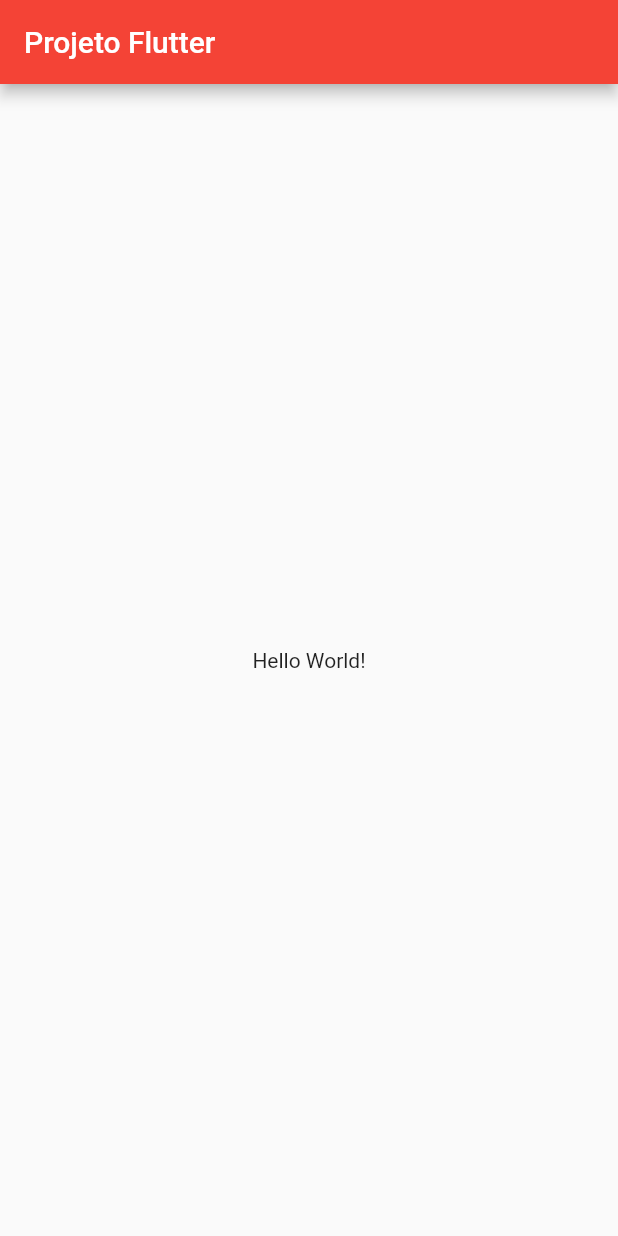
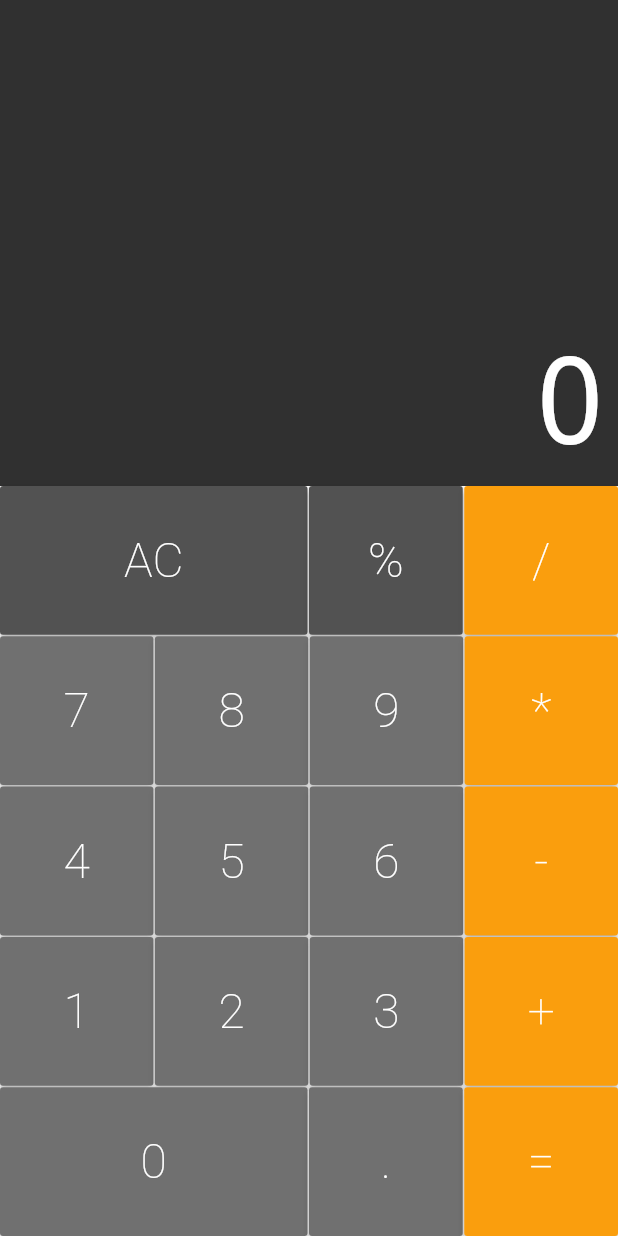
Before and after one commit to felipen92/projeto_flutter, a Flutter app: the screen it shows after launch, on a phone screen of 412 x 824 dp. Run offline on Flutter 3.47's test engine with Material 2 defaults, Android fonts, the phone set to English and light mode, and no system bars; drawn by our look-alikes of auto_size_text.

Commit message:
Adicionando implementação da calculadora

```diff
--- /dev/null
+++ b/lib/components/button.dart
@@ -0,0 +1,53 @@
+import 'package:flutter/material.dart';
+
+class Button extends StatelessWidget {
+  static const DARK = Color.fromRGBO(82, 82, 82, 1);
+  static const DEFAULT = Color.fromRGBO(112, 112, 112, 1);
+  static const OPERATION = Color.fromRGBO(250, 158, 13, 1);
+
+  final String text;
+  final bool big;
+  final Color color;
+  final void Function(String) cb;
+
+
+  Button({
+    @required this.text,
+    this.big = false,
+    this.color = DEFAULT,
+    @required this.cb,
+  });
+
+    Button.big({
+    @required this.text,
+    this.big = true,
+    this.color = DEFAULT,
+    @required this.cb,
+  });
+
+    Button.operation({
+    @required this.text,
+    this.big = false,
+    this.color = OPERATION,
+    @required this.cb,
+  });
+
+  @override
+  Widget build(BuildContext context) {
+    return Expanded(
+      flex: big ? 2 : 1,
+      child: RaisedButton(
+        color: this.color,
+        child: Text(
+          text,
+          style: TextStyle(
+            color: Colors.white,
+            fontSize: 32,
+            fontWeight: FontWeight.w200,
+          ),
+          ),
+        onPressed: () => cb(text),
+      ),
+    );
+  }
+}
--- /dev/null
+++ b/lib/components/button_row.dart
@@ -0,0 +1,22 @@
+import 'package:flutter/material.dart';
+import 'button.dart';
+
+class ButtonRow extends StatelessWidget {
+  final List<Button> buttons;
+
+  ButtonRow(this.buttons);
+
+  @override
+  Widget build(BuildContext context) {
+    return Expanded(
+      flex: 1,
+      child: Row(
+        crossAxisAlignment: CrossAxisAlignment.stretch,
+        children: buttons.fold(<Widget>[], (list, b){
+        list.isEmpty ? list.add(b) : list.addAll([SizedBox(width: 1), b]);
+        return list;
+        }),
+      ),
+    );
+  }
+}
--- /dev/null
+++ b/lib/components/display.dart
@@ -0,0 +1,40 @@
+import 'package:flutter/material.dart';
+import 'package:auto_size_text/auto_size_text.dart';
+
+class Display extends StatelessWidget {
+  final String text;
+
+  Display(this.text);
+
+  @override
+  Widget build(BuildContext context) {
+    return Expanded(
+      flex: 1,
+      child: Container(
+        color: Color.fromRGBO(48, 48, 48, 1),
+        child: Column(
+          mainAxisAlignment: MainAxisAlignment.end,
+          crossAxisAlignment: CrossAxisAlignment.stretch,
+          children: <Widget>[
+            Padding(
+              padding: const EdgeInsets.all(8.0),
+              child: AutoSizeText(
+                text,
+                minFontSize: 20,
+                maxFontSize: 80,
+                maxLines: 1,
+                textAlign: TextAlign.end,
+                style: TextStyle(
+                  fontWeight: FontWeight.w100,
+                  decoration:  TextDecoration.none,
+                  fontSize: 80,
+                  color: Colors.white,
+                ),
+                ),
+            )
+          ]
+        )
+      )
+    );
+  }
+}
--- /dev/null
+++ b/lib/components/keyboard.dart
@@ -0,0 +1,54 @@
+import 'package:flutter/material.dart';
+import 'package:projeto_flutter/components/button_row.dart';
+import 'button.dart';
+import 'button.dart';
+
+class Keyboard extends StatelessWidget {
+
+  final void Function(String) cb;
+
+  Keyboard(this.cb);
+
+  @override
+  Widget build(BuildContext context) {
+    return Container(
+      height: 500,
+      child: Column(
+        children: <Widget>[
+          ButtonRow([
+            Button.big(text: 'AC', color: Button.DARK, cb: cb),
+            Button(text: '%',  color: Button.DARK, cb: cb),
+            Button.operation(text: '/', cb: cb),
+          ]),
+          SizedBox(height: 1),
+          ButtonRow([
+            Button(text: '7', cb: cb),
+            Button(text: '8', cb: cb),
+            Button(text: '9', cb: cb),
+            Button.operation(text: '*', cb: cb),
+          ]),
+          SizedBox(height: 1),
+          ButtonRow([
+            Button(text: '4', cb: cb),
+            Button(text: '5', cb: cb),
+            Button(text: '6', cb: cb),
+            Button.operation(text: '-', cb: cb),
+          ]),
+          SizedBox(height: 1),
+          ButtonRow([
+            Button(text: '1', cb: cb),
+            Button(text: '2', cb: cb),
+            Button(text: '3', cb: cb),
+            Button.operation(text: '+', cb: cb),
+          ]),
+          SizedBox(height: 1),
+          ButtonRow([
+            Button.big(text: '0', cb: cb),
+            Button(text: '.', cb: cb),
+            Button.operation(text: '=', cb: cb),
+          ]),
+        ]
+      ),
+    );
+  }
+}
--- a/lib/main.dart
+++ b/lib/main.dart
@@ -1,111 +1,5 @@
 import 'package:flutter/material.dart';
+import 'package:projeto_flutter/screens/calculator.dart';
 
-void main() => runApp(MyApp());
 
-class MyApp extends StatelessWidget {
-  // This widget is the root of your application.
-  @override
-  Widget build(BuildContext context) {
-    return MaterialApp(
-      title: 'Flutter Demo',
-      theme: ThemeData(
-        // This is the theme of your application.
-        //
-        // Try running your application with "flutter run". You'll see the
-        // application has a blue toolbar. Then, without quitting the app, try
-        // changing the primarySwatch below to Colors.green and then invoke
-        // "hot reload" (press "r" in the console where you ran "flutter run",
-        // or simply save your changes to "hot reload" in a Flutter IDE).
-        // Notice that the counter didn't reset back to zero; the application
-        // is not restarted.
-        primarySwatch: Colors.red,
-      ),
-      home: MyHomePage(title: 'Projeto Flutter'),
-    );
-  }
-}
-
-class MyHomePage extends StatefulWidget {
-  MyHomePage({Key key, this.title}) : super(key: key);
-
-  // This widget is the home page of your application. It is stateful, meaning
-  // that it has a State object (defined below) that contains fields that affect
-  // how it looks.
-
-  // This class is the configuration for the state. It holds the values (in this
-  // case the title) provided by the parent (in this case the App widget) and
-  // used by the build method of the State. Fields in a Widget subclass are
-  // always marked "final".
-
-  final String title;
-
-  @override
-  _MyHomePageState createState() => _MyHomePageState();
-}
-
-class _MyHomePageState extends State<MyHomePage> {
-  int _counter = 0;
-
-  void _incrementCounter() {
-    setState(() {
-      // This call to setState tells the Flutter framework that something has
-      // changed in this State, which causes it to rerun the build method below
-      // so that the display can reflect the updated values. If we changed
-      // _counter without calling setState(), then the build method would not be
-      // called again, and so nothing would appear to happen.
-      _counter++;
-    });
-  }
-
-  @override
-  Widget build(BuildContext context) {
-    // This method is rerun every time setState is called, for instance as done
-    // by the _incrementCounter method above.
-    //
-    // The Flutter framework has been optimized to make rerunning build methods
-    // fast, so that you can just rebuild anything that needs updating rather
-    // than having to individually change instances of widgets.
-    return Scaffold(
-      appBar: AppBar(
-        // Here we take the value from the MyHomePage object that was created by
-        // the App.build method, and use it to set our appbar title.
-        title: Text(widget.title),
-      ),
-      body: Center(
-        // Center is a layout widget. It takes a single child and positions it
-        // in the middle of the parent.
-        child: Column(
-          // Column is also a layout widget. It takes a list of children and
-          // arranges them vertically. By default, it sizes itself to fit its
-          // children horizontally, and tries to be as tall as its parent.
-          //
-          // Invoke "debug painting" (press "p" in the console, choose the
-          // "Toggle Debug Paint" action from the Flutter Inspector in Android
-          // Studio, or the "Toggle Debug Paint" command in Visual Studio Code)
-          // to see the wireframe for each widget.
-          //
-          // Column has various properties to control how it sizes itself and
-          // how it positions its children. Here we use mainAxisAlignment to
-          // center the children vertically; the main axis here is the vertical
-          // axis because Columns are vertical (the cross axis would be
-          // horizontal).
-          mainAxisAlignment: MainAxisAlignment.center,
-          children: <Widget>[
-            Text(
-              'Hello World!',
-            ),
-            //Text(
-              //'$_counter',
-              //style: Theme.of(context).textTheme.display1,
-            //),
-          ],
-        ),
-      ),
-      //floatingActionButton: FloatingActionButton(
-        //onPressed: _incrementCounter,
-        //tooltip: 'Increment',
-        //child: Icon(Icons.favorite),
-      //), // This trailing comma makes auto-formatting nicer for build methods.
-    );
-  }
-}
+void main() => runApp(Calculator());
--- /dev/null
+++ b/lib/screens/calculator.dart
@@ -0,0 +1,38 @@
+import 'package:flutter/material.dart';
+import 'package:flutter/services.dart';
+import 'package:projeto_flutter/models/memory.dart';
+import '../components/display.dart';
+import '../components/keyboard.dart';
+
+class Calculator extends StatefulWidget {
+  @override
+  _CalculatorState createState() => _CalculatorState();
+}
+
+class _CalculatorState extends State<Calculator> {
+  final Memory memory = Memory();
+
+  _onPressed(String command){
+    setState(() {
+      memory.applyCommand(command);
+    });
+  }
+
+  @override
+  Widget build(BuildContext context) {
+
+    SystemChrome.setPreferredOrientations(
+      [DeviceOrientation.portraitUp]
+    );
+
+    return MaterialApp(
+      debugShowCheckedModeBanner: false,
+      home: Column(
+        children: <Widget>[
+          Display(memory.value),
+          Keyboard(_onPressed),
+        ],
+      ),
+    );
+  }
+}
--- a/pubspec.yaml
+++ b/pubspec.yaml
@@ -19,6 +19,7 @@ environment:
 dependencies:
   flutter:
     sdk: flutter
+  auto_size_text: 2.1.0
 
   # The following adds the Cupertino Icons font to your application.
   # Use with the CupertinoIcons class for iOS style icons.
```
Also changed, not shown: lib/models/memory.dart (added, +102 -0 lines), pubspec.lock, 1 other file.
